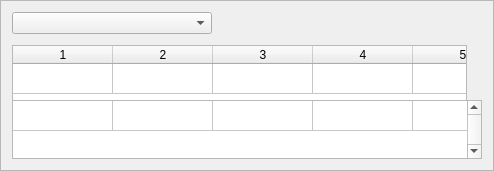
The window that widget_objects.ui (ifaoe/2014-10-Bird-View) describes before a commit, drawn with Qt 5.
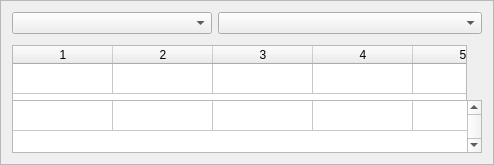
The same window after the commit.

Commit message: Reworked object filters.

Patch:
```diff
--- a/widget_objects.ui
+++ b/widget_objects.ui
@@ -7,7 +7,7 @@
     <x>0</x>
     <y>0</y>
     <width>490</width>
-    <height>171</height>
+    <height>165</height>
    </rect>
   </property>
   <property name="windowTitle">
@@ -19,9 +19,15 @@
   <property name="frameShadow">
    <enum>QFrame::Sunken</enum>
   </property>
-  <layout class="QVBoxLayout" name="verticalLayout">
-   <item>
-    <widget class="QComboBox" name="cmbFilterCensor">
+  <layout class="QGridLayout" name="gridLayout">
+   <item row="0" column="0">
+    <widget class="QComboBox" name="cmbFilterUserCensor">
+     <property name="sizePolicy">
+      <sizepolicy hsizetype="Preferred" vsizetype="Fixed">
+       <horstretch>0</horstretch>
+       <verstretch>1</verstretch>
+      </sizepolicy>
+     </property>
      <property name="maximumSize">
       <size>
        <width>200</width>
@@ -30,7 +36,17 @@
      </property>
     </widget>
    </item>
-   <item>
+   <item row="0" column="1">
+    <widget class="QComboBox" name="cmbFilterCensor">
+     <property name="sizePolicy">
+      <sizepolicy hsizetype="Preferred" vsizetype="Fixed">
+       <horstretch>0</horstretch>
+       <verstretch>1</verstretch>
+      </sizepolicy>
+     </property>
+    </widget>
+   </item>
+   <item row="1" column="0" colspan="2">
     <widget class="QWidget" name="wdgObjectsTable" native="true">
      <layout class="QVBoxLayout" name="verticalLayout_2">
       <property name="spacing">
@@ -159,7 +175,7 @@
         <column/>
         <item row="0" column="0">
          <property name="text">
-          <string> </string>
+          <string/>
          </property>
         </item>
         <item row="0" column="1">
```
The commit also changes 3 other files.
